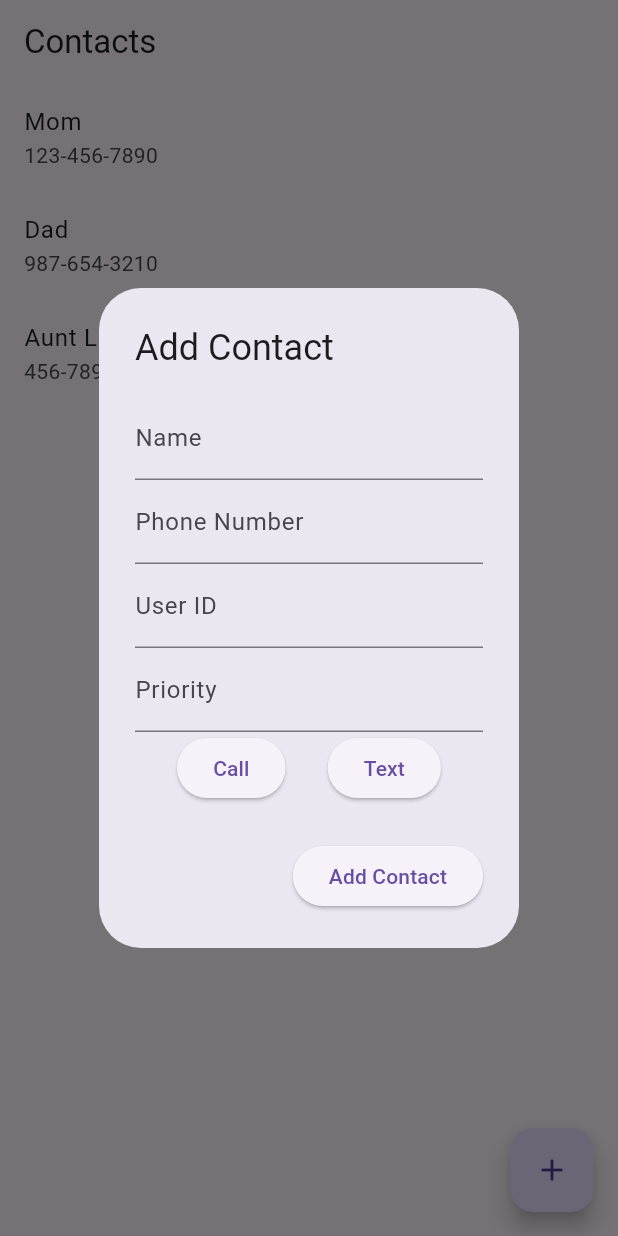
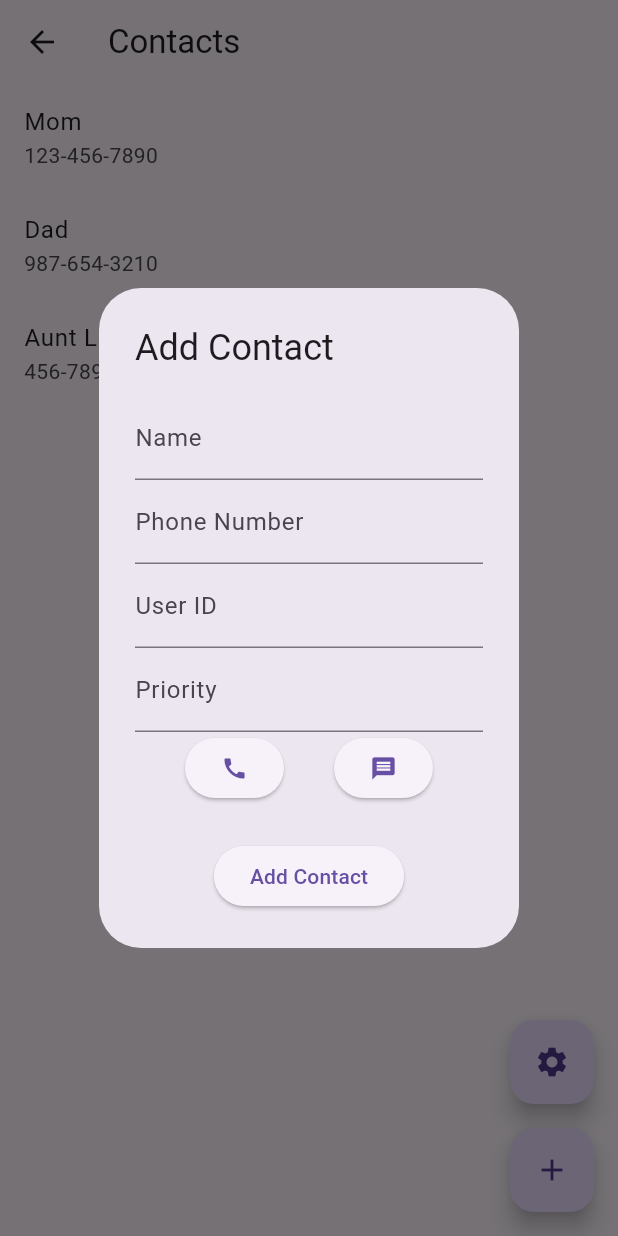
Before and after one commit to rahmaseid/safebee, a Flutter app: the ContactsPage screen opened directly, after a tap on the "add" icon, on a phone screen of 412 x 824 dp. Run offline on Flutter 3.47's test engine with Material 3 defaults, Android fonts, the phone set to English and light mode, and no system bars; our stand-ins replace font_awesome_flutter, get_it.

Commit message:
added setting link in contacts_page and editted my main page to get rid of tab for better routing

```diff
--- a/lib/screens/contacts_page.dart
+++ b/lib/screens/contacts_page.dart
@@ -65,12 +65,26 @@ class _ContactsPageState extends State<ContactsPage> {
           );
         },
       ),
-      floatingActionButton: FloatingActionButton(
-        onPressed: () {
-          // Showing the add/edit contact form for adding a new contact
-          _showAddEditContactForm(context);
-        },
-        child: Icon(Icons.add),
+       floatingActionButton: Column(
+        mainAxisAlignment: MainAxisAlignment.end,
+        children: [
+          FloatingActionButton( // New FloatingActionButton for SettingsPage
+            onPressed: () {
+              Navigator.push(
+                context,
+                MaterialPageRoute(builder: (context) => SettingsPage()),
+              );
+            },
+            child: Icon(Icons.settings),
+          ),
+          SizedBox(height: 16),
+          FloatingActionButton( // Original FloatingActionButton for adding contacts
+            onPressed: () {
+              _showAddEditContactForm(context);
+            },
+            child: Icon(Icons.add),
+          ),
+        ],
       ),
     );
   }
@@ -126,17 +140,20 @@ class _ContactsPageState extends State<ContactsPage> {
                   //here we are calling the call and text functions from the service locator
                   ElevatedButton(
                     onPressed: () => _service.call(number),
-                    child: Text('Call'),
+                    child: Icon(Icons.call),
                   ),
                   ElevatedButton(
                     onPressed: () => _service.sendSms(number),
-                    child: Text('Text'),
+                    child: Icon(Icons.message),
                   ),
                 ],
               ),
             ],
           ),
           actions: [
+             Row(
+                mainAxisAlignment: MainAxisAlignment.spaceEvenly,
+                children: [
             ElevatedButton(
               onPressed: () {
                 // Saves the contact or updates the existing contact
@@ -183,8 +200,10 @@ class _ContactsPageState extends State<ContactsPage> {
                 // Here we are choosing red to be the color of the delete button
                 // to make the user more aware of the action they are about to take
                 style: ElevatedButton.styleFrom(backgroundColor: Colors.red),
-                child: Text('Delete Contact'),
+                child: Icon(Icons.delete),
               ),
+          ],
+          ),
           ],
         );
       },
@@ -207,5 +226,18 @@ class Contact {
   Contact({required this.name, required this.phoneNumber, required this.userId, required this.priority});
 }
 
+class SettingsPage extends StatelessWidget {
+  @override
+  Widget build(BuildContext context) {
+    return Scaffold(
+      appBar: AppBar(
+        title: Text('Settings'),
+      ),
+      body: Center(
+        child: Text('This is the Settings Page'),
+      ),
+    );
+  }
+}
 
 //push
```
Also changed, not shown: lib/main.dart (+27 -25 lines).
